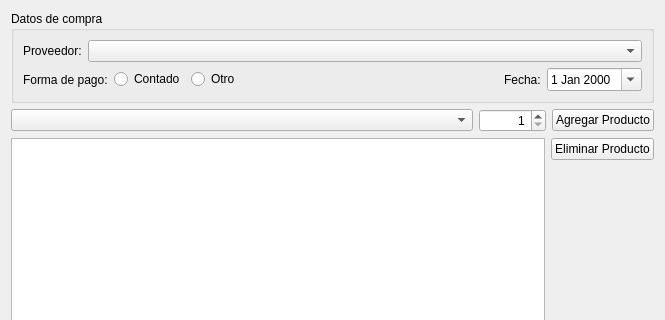
tranfuga25s/gestotux, file plugins/compras/FormAgregarCompraBase.ui: the form before one commit; both pictures show x 0 to 665 and y 0 to 320 of the 665 by 504 pixel window.
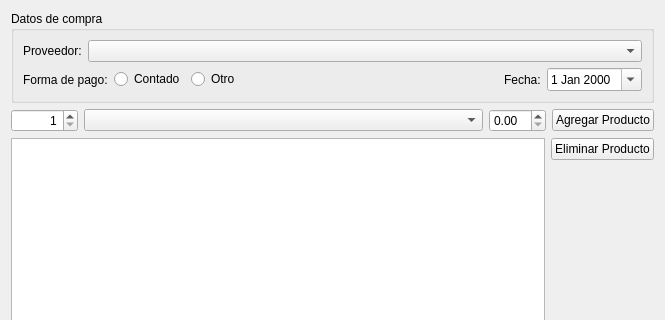
The form after the commit. Custom widgets are drawn as their Qt base class.

Commit message: Agregado elemento de precio unitario para facilitar el testeo.

```diff
--- a/plugins/compras/FormAgregarCompraBase.ui
+++ b/plugins/compras/FormAgregarCompraBase.ui
@@ -110,16 +110,6 @@
    </item>
    <item>
     <layout class="QHBoxLayout" name="horizontalLayout_2">
-     <item>
-      <widget class="ECBProductos" name="CBProducto">
-       <property name="sizePolicy">
-        <sizepolicy hsizetype="MinimumExpanding" vsizetype="Fixed">
-         <horstretch>0</horstretch>
-         <verstretch>0</verstretch>
-        </sizepolicy>
-       </property>
-      </widget>
-     </item>
      <item>
       <widget class="QSpinBox" name="SBCant">
        <property name="alignment">
@@ -133,6 +123,19 @@
        </property>
       </widget>
      </item>
+     <item>
+      <widget class="ECBProductos" name="CBProducto">
+       <property name="sizePolicy">
+        <sizepolicy hsizetype="MinimumExpanding" vsizetype="Fixed">
+         <horstretch>0</horstretch>
+         <verstretch>0</verstretch>
+        </sizepolicy>
+       </property>
+      </widget>
+     </item>
+     <item>
+      <widget class="EDSBPrecio" name="DSBPrecioUnitario"/>
+     </item>
      <item>
       <widget class="QPushButton" name="PBAgregarProducto">
        <property name="text">
@@ -186,6 +189,11 @@
    <extends>QComboBox</extends>
    <header>ecbproveedor.h</header>
   </customwidget>
+  <customwidget>
+   <class>EDSBPrecio</class>
+   <extends>QDoubleSpinBox</extends>
+   <header>edsbprecio.h</header>
+  </customwidget>
  </customwidgets>
  <resources/>
  <connections/>
```
The commit also changes 6 other files.
